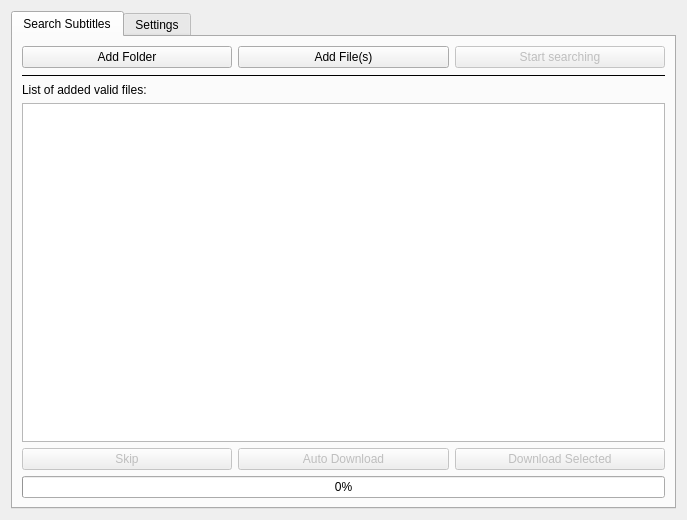
Qt form ui/main.ui (nikolak/pysub) before a commit.
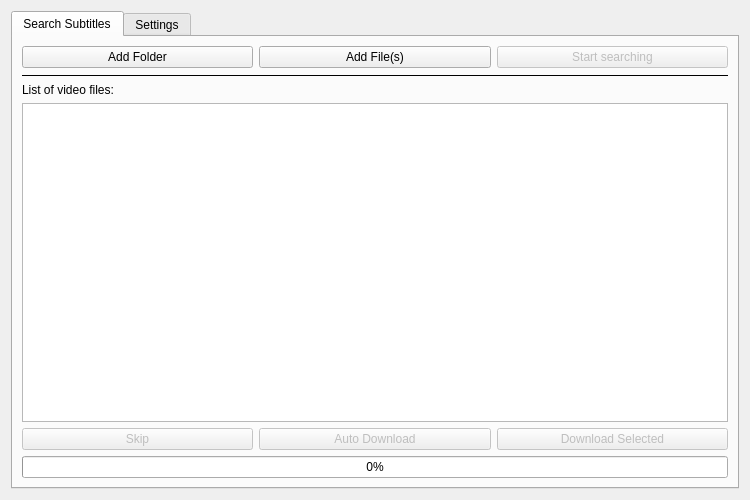
The same form after that commit.

Commit message: Wider main window

```diff
--- a/ui/main.ui
+++ b/ui/main.ui
@@ -6,8 +6,8 @@
    <rect>
     <x>0</x>
     <y>0</y>
-    <width>687</width>
-    <height>520</height>
+    <width>750</width>
+    <height>500</height>
    </rect>
   </property>
   <property name="windowTitle">
@@ -87,7 +87,7 @@
          <item row="3" column="0" colspan="3">
           <widget class="QLabel" name="status_label">
            <property name="text">
-            <string>List of added valid files:</string>
+            <string>&lt;html&gt;&lt;head/&gt;&lt;body&gt;&lt;p&gt;List of video files:&lt;/p&gt;&lt;/body&gt;&lt;/html&gt;</string>
            </property>
           </widget>
          </item>
```
The commit also changes 1 other file.
